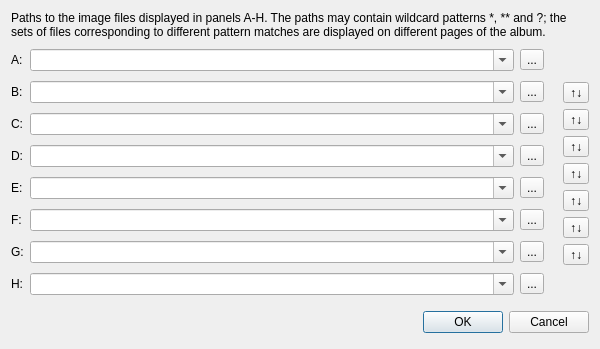
This is src/AlbumEditorDialog.ui in wsmigaj/Cameleon as Qt 5 draws it before an edit. The edited form follows.
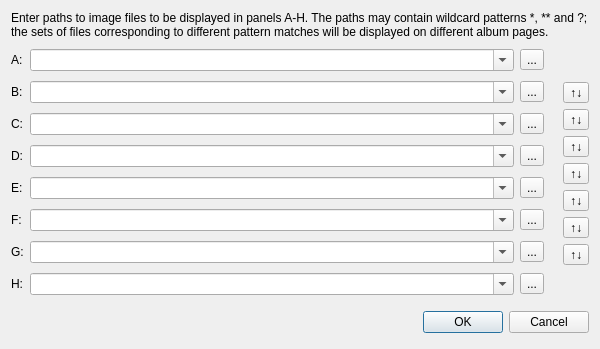
This is the edited form. Icons and pictures are not drawn.

Commit message: Reword some strings.

```diff
--- a/src/AlbumEditorDialog.ui
+++ b/src/AlbumEditorDialog.ui
@@ -28,7 +28,7 @@
      <item>
       <widget class="QLabel" name="promptLabel">
        <property name="text">
-        <string>Paths to the image files displayed in panels A-H. The paths may contain wildcard patterns *, ** and ?; the sets of files corresponding to different pattern matches are displayed on different pages of the album.</string>
+        <string>Enter paths to image files to be displayed in panels A-H. The paths may contain wildcard patterns *, ** and ?; the sets of files corresponding to different pattern matches will be displayed on different album pages.</string>
        </property>
        <property name="wordWrap">
         <bool>true</bool>
```
The commit also changes 2 other files.
